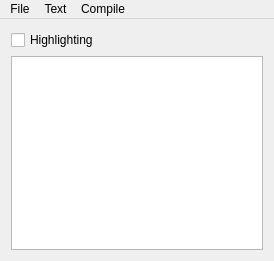
The window that src/mainwindow.ui (PhilippUryas/Vega-QtTextEditor) describes before a commit, drawn with Qt 5.
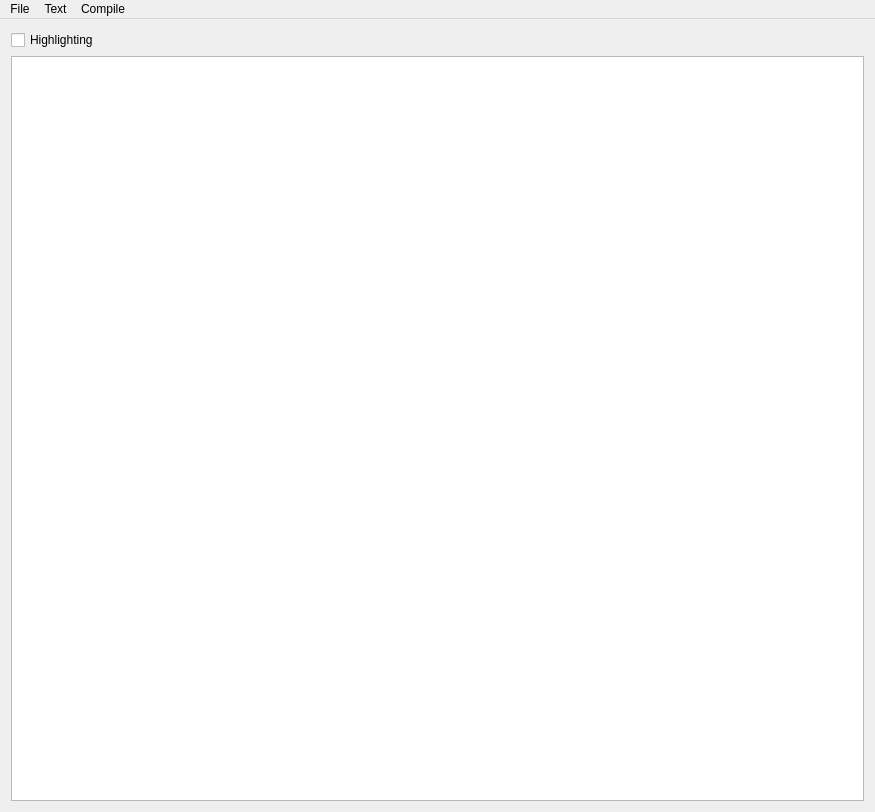
The same window after the commit.

Diff of the .ui file:
```diff
--- a/src/mainwindow.ui
+++ b/src/mainwindow.ui
@@ -6,8 +6,8 @@
    <rect>
     <x>0</x>
     <y>0</y>
-    <width>274</width>
-    <height>261</height>
+    <width>875</width>
+    <height>812</height>
    </rect>
   </property>
   <property name="windowTitle">
@@ -50,7 +50,7 @@
     <rect>
      <x>0</x>
      <y>0</y>
-     <width>274</width>
+     <width>875</width>
      <height>22</height>
     </rect>
    </property>
```
